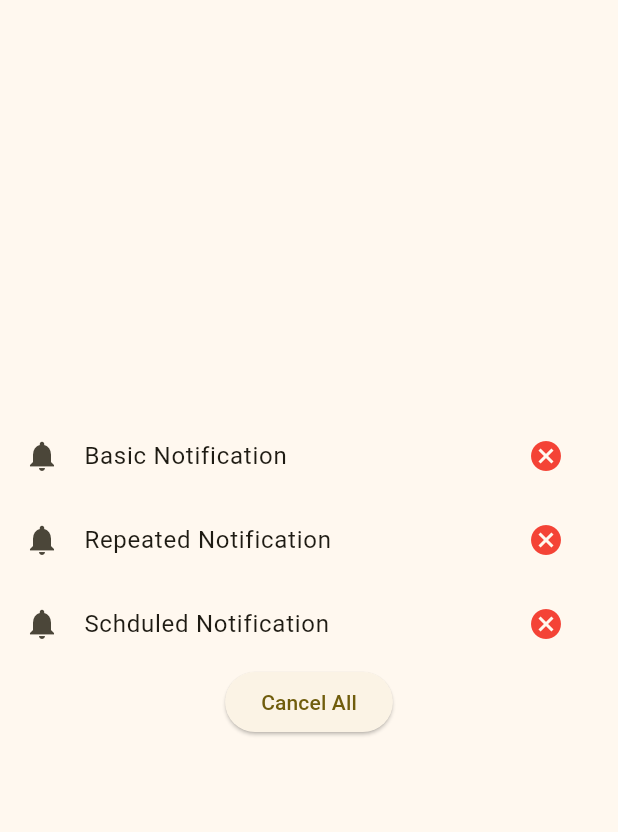
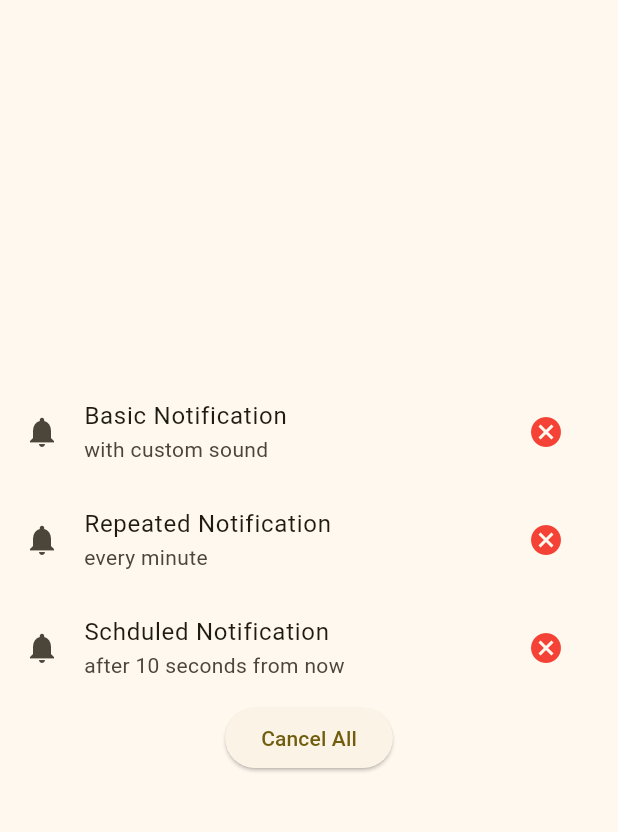
Before and after one commit to AmmarAgeeza/Flutter-Local-Notifications-Tutorial, a Flutter app: the screen it shows after launch, on a phone screen of 412 x 824 dp, the part 84-916 px from its top. Run offline on Flutter 3.47's test engine with Material 3 defaults, Android fonts, the phone set to English and light mode, and no system bars; our stand-ins replace flutter_local_notifications, flutter_timezone, timezone.

Commit message:
add subtitles to list tiles

```diff
--- a/lib/main.dart
+++ b/lib/main.dart
@@ -81,6 +81,7 @@ class _HomeScreenState extends State<HomeScreen> {
             },
             leading: const Icon(Icons.notifications),
             title: const Text('Basic Notification'),
+            subtitle: const Text('with custom sound'),
             trailing: IconButton(
               onPressed: () {
                 LocalNotificationService.cancelNotification(0);
@@ -98,6 +99,7 @@ class _HomeScreenState extends State<HomeScreen> {
             },
             leading: const Icon(Icons.notifications),
             title: const Text('Repeated Notification'),
+            subtitle: const Text('every minute'),
             trailing: IconButton(
               onPressed: () {
                 LocalNotificationService.cancelNotification(1);
@@ -115,6 +117,7 @@ class _HomeScreenState extends State<HomeScreen> {
             },
             leading: const Icon(Icons.notifications),
             title: const Text('Schduled Notification'),
+            subtitle: const Text('after 10 seconds from now'),
             trailing: IconButton(
               onPressed: () {
                 LocalNotificationService.cancelNotification(2);
```
